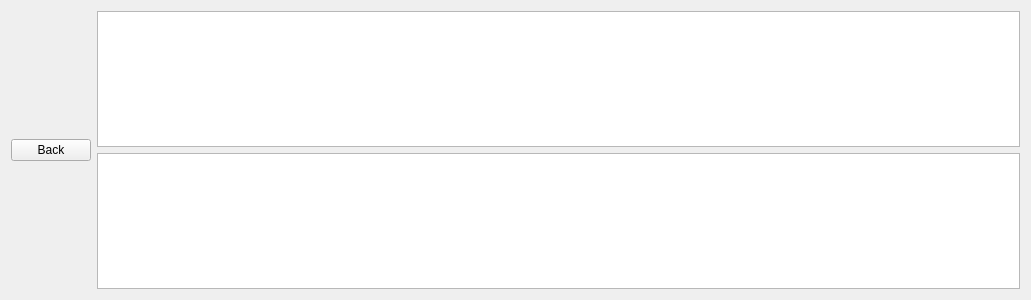
Old version of the form TableWindow.ui in the repository shevtsov200/QueueingSystem.
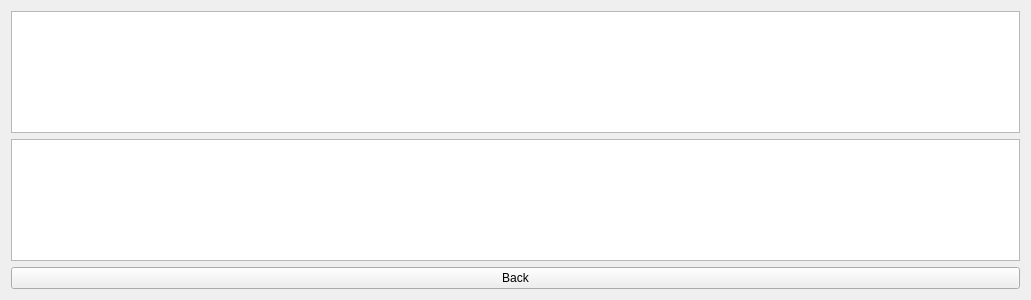
New version of the form.

Commit message: Add back button. Turn off editing of table widgets.

```diff
--- a/TableWindow.ui
+++ b/TableWindow.ui
@@ -13,14 +13,7 @@
   <property name="windowTitle">
    <string>Form</string>
   </property>
-  <layout class="QHBoxLayout" name="horizontalLayout">
-   <item>
-    <widget class="QPushButton" name="backButton">
-     <property name="text">
-      <string>Back</string>
-     </property>
-    </widget>
-   </item>
+  <layout class="QVBoxLayout" name="verticalLayout_2">
    <item>
     <layout class="QVBoxLayout" name="verticalLayout">
      <item>
@@ -38,6 +31,13 @@
      </item>
     </layout>
    </item>
+   <item>
+    <widget class="QPushButton" name="backButton">
+     <property name="text">
+      <string>Back</string>
+     </property>
+    </widget>
+   </item>
   </layout>
  </widget>
  <resources/>
```
The commit also changes 10 other files.
